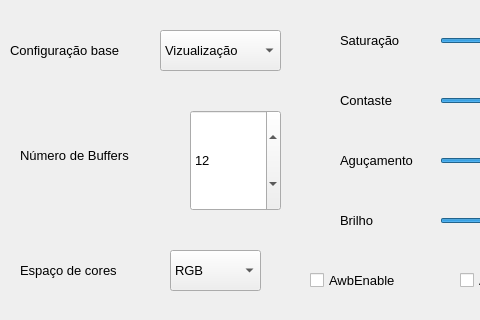
MirandaBiel/lion, file qt_desiner/advanced_settings.ui: the form before one commit; both pictures show x 0 to 480 and y 0 to 320 of the 1280 by 652 pixel window.
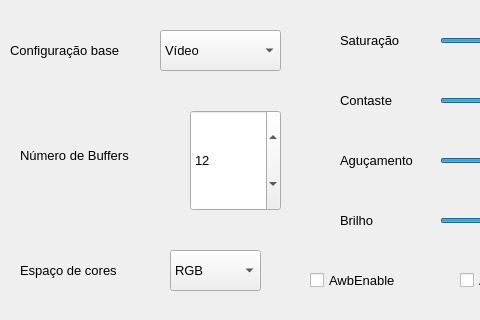
The form after the commit. Icons and pictures are not drawn.

```diff
--- a/qt_desiner/advanced_settings.ui
+++ b/qt_desiner/advanced_settings.ui
@@ -76,7 +76,7 @@
    </property>
    <item>
     <property name="text">
-     <string>Vizualização</string>
+     <string>Vídeo</string>
     </property>
    </item>
    <item>
```
Left out of the diff: 2 changed lines with no effect on the pictures.
